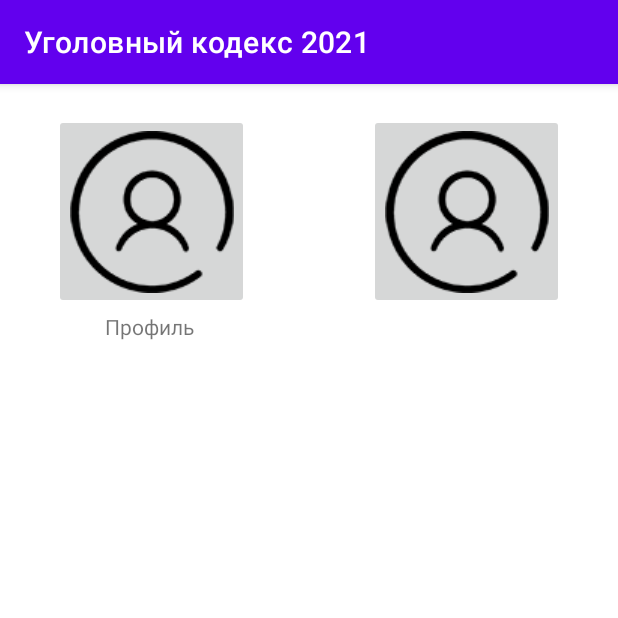
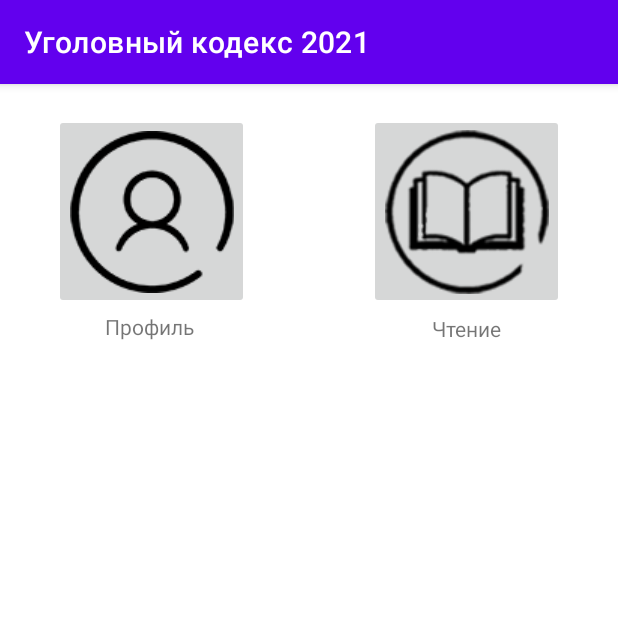
Before and after one commit to Kulakov1Dima/IBook-Social-Network, an Android app: the screen it shows after launch (MainActivity), on a phone screen of 412 x 824 dp, the top half of it. Run offline under Robolectric (Android 15) with nearby library versions, the phone set to English and light mode, and no system bars.

Commit message:
add book.png

```diff
--- a/app/src/main/java/com/example/criminalcode/readActivity.java
+++ b/app/src/main/java/com/example/criminalcode/readActivity.java
@@ -14,6 +14,7 @@ public class readActivity extends AppCompatActivity {
     protected void onCreate(Bundle savedInstanceState) {
         super.onCreate(savedInstanceState);
         setContentView(R.layout.activity_read);
+        getSupportActionBar().setTitle("Статьи уголовного кодекса");
         //глава I и тд.
         ActionBar actionBar = getSupportActionBar();        //получение доступа к ActionBar
         actionBar.setHomeButtonEnabled(true);               //включение кнопки назад
--- a/app/src/main/res/layout/activity_main.xml
+++ b/app/src/main/res/layout/activity_main.xml
@@ -30,9 +30,10 @@
             android:layout_marginTop="20dp"
             android:layout_marginEnd="36dp"
             android:contentDescription="@string/todo"
+            android:scaleType="center"
             app:layout_constraintEnd_toEndOf="parent"
             app:layout_constraintTop_toTopOf="parent"
-            app:srcCompat="@drawable/profile" />
+            app:srcCompat="@drawable/book" />
 
         <TextView
             android:id="@+id/textView4"
@@ -44,6 +45,16 @@
             app:layout_constraintStart_toStartOf="parent"
             app:layout_constraintTop_toBottomOf="@+id/profileButton" />
 
+        <TextView
+            android:id="@+id/textView9"
+            android:layout_width="wrap_content"
+            android:layout_height="wrap_content"
+            android:layout_marginTop="3dp"
+            android:layout_marginEnd="77dp"
+            android:text="Чтение"
+            app:layout_constraintEnd_toEndOf="parent"
+            app:layout_constraintTop_toBottomOf="@+id/readButton" />
+
     </androidx.constraintlayout.widget.ConstraintLayout>
 
 
```
Also changed, not shown: app/src/main/res/drawable/book.png (added).
